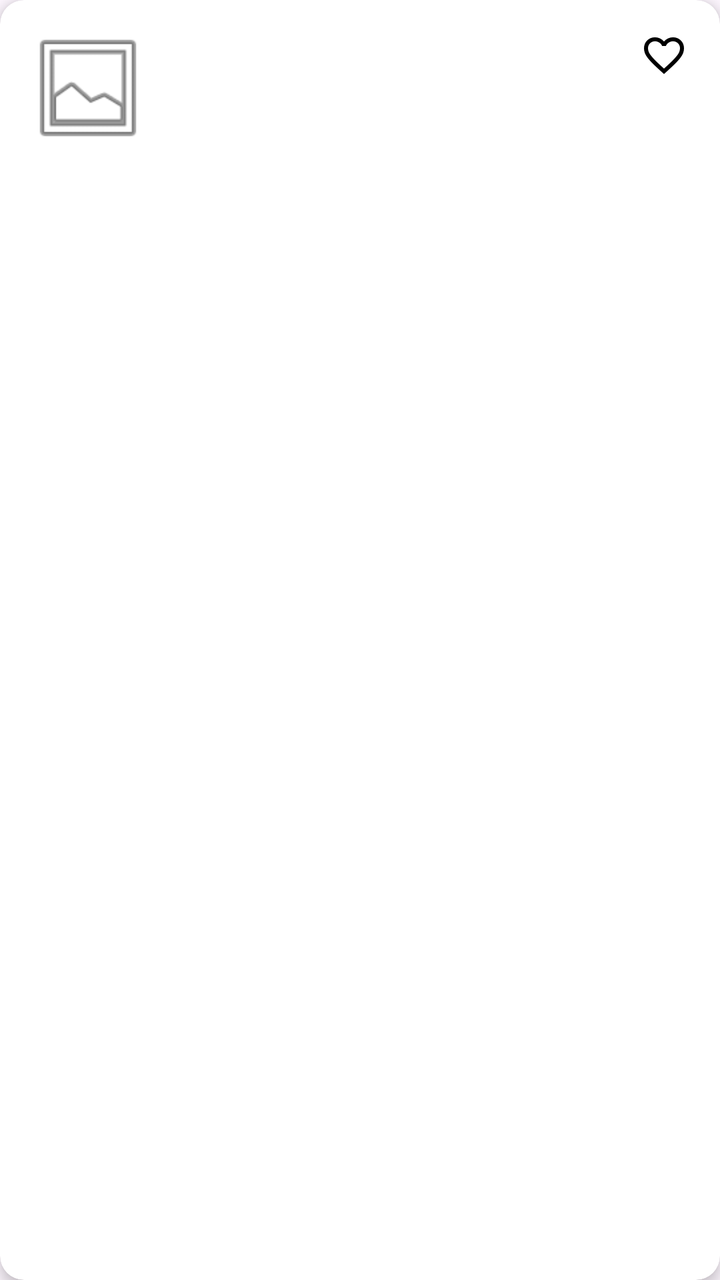
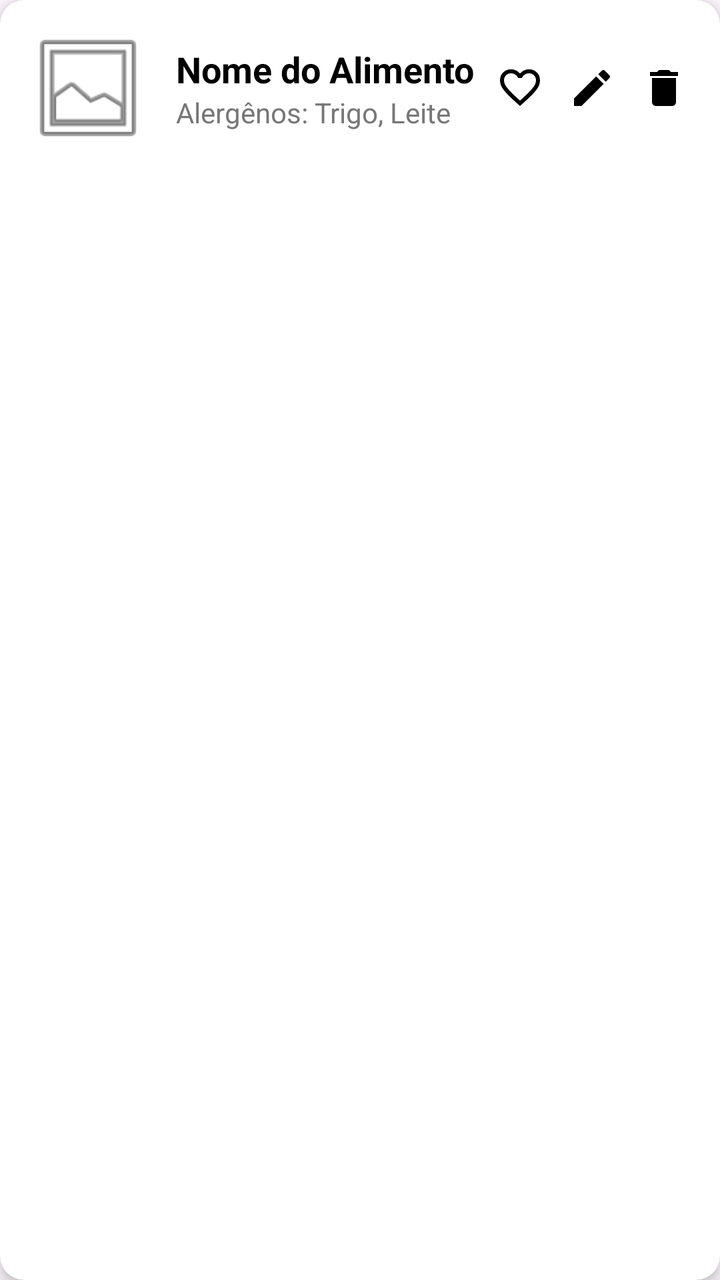

Two renders of the same Android screen: before a commit and after it. Below are the layout's source before the change and the commit's diff.
<!-- AndroidManifest.xml: application theme Theme.FoodSafe -->
<!-- res/layout/item_alimento.xml -->
<?xml version="1.0" encoding="utf-8"?>
<androidx.cardview.widget.CardView xmlns:android="http://schemas.android.com/apk/res/android"
    xmlns:card_view="http://schemas.android.com/apk/res-auto"
    android:layout_width="match_parent"
    android:layout_height="wrap_content"
    android:layout_margin="8dp"
    card_view:cardElevation="4dp"
    card_view:cardCornerRadius="12dp">

    <LinearLayout
        android:layout_width="match_parent"
        android:layout_height="wrap_content"
        android:orientation="horizontal"
        android:padding="12dp">

        <ImageView
            android:layout_width="64dp"
            android:layout_height="64dp"
            android:src="@android:drawable/ic_menu_gallery"
            android:scaleType="centerCrop" />

        <LinearLayout
            android:layout_width="0dp"
            android:layout_height="wrap_content"
            android:layout_weight="1"
            android:paddingStart="12dp"
            android:orientation="vertical">

            <TextView
                android:id="@+id/tv_alimento_nome"
                android:layout_width="wrap_content"
                android:layout_height="wrap_content"
                android:textStyle="bold"
                android:textSize="18sp"
                android:textColor="#000"/>

            <TextView
                android:id="@+id/tv_alimento_alergenos"
                android:layout_width="wrap_content"
                android:layout_height="wrap_content"
                android:textColor="#777"
                android:textSize="14sp" />
        </LinearLayout>

        <ImageView
            android:id="@+id/iv_favoritar"
            android:layout_width="32dp"
            android:layout_height="32dp"
            android:src="@drawable/ic_favorite"
            android:padding="4dp"/>
    </LinearLayout>

</androidx.cardview.widget.CardView>
<!-- resources referenced by this layout -->
<resources>
  <!-- drawable ic_favorite (drawable) -->
  <vector xmlns:android="http://schemas.android.com/apk/res/android" android:height="24dp" android:tint="#000000" android:viewportHeight="960" android:viewportWidth="960" android:width="24dp">
        
      <path android:fillColor="@android:color/white" android:pathData="M480,840L422,788Q321,697 255,631Q189,565 150,512.5Q111,460 95.5,416Q80,372 80,326Q80,232 143,169Q206,106 300,106Q352,106 399,128Q446,150 480,190Q514,150 561,128Q608,106 660,106Q754,106 817,169Q880,232 880,326Q880,372 864.5,416Q849,460 810,512.5Q771,565 705,631Q639,697 538,788L480,840ZM480,732Q576,646 638,584.5Q700,523 736,477.5Q772,432 786,396.5Q800,361 800,326Q800,266 760,226Q720,186 660,186Q613,186 573,212.5Q533,239 518,280L518,280L442,280L442,280Q427,239 387,212.5Q347,186 300,186Q240,186 200,226Q160,266 160,326Q160,361 174,396.5Q188,432 224,477.5Q260,523 322,584.5Q384,646 480,732ZM480,459Q480,459 480,459Q480,459 480,459Q480,459 480,459Q480,459 480,459Q480,459 480,459Q480,459 480,459Q480,459 480,459Q480,459 480,459L480,459L480,459L480,459Q480,459 480,459Q480,459 480,459Q480,459 480,459Q480,459 480,459Q480,459 480,459Q480,459 480,459Q480,459 480,459Q480,459 480,459Z"/>
      
  </vector>
  <style name="Theme.FoodSafe" parent="Theme.Material3.DayNight.NoActionBar">
          <item name="colorPrimary">@color/colorPrimary</item>
          <item name="colorPrimaryVariant">@color/colorPrimaryDark</item>
          <item name="colorOnPrimary">@color/colorOnPrimary</item>
  
          <item name="colorSecondary">@color/colorSecondary</item>
          <item name="colorSecondaryVariant">@color/colorAccent</item>
          <item name="colorOnSecondary">@color/colorOnSecondary</item>
  
          <item name="android:statusBarColor">?attr/colorPrimaryDark</item>
  
      </style>
  <color name="colorPrimary">#87C558</color>
  <color name="colorPrimaryDark">#388E3C</color>
  <color name="colorOnPrimary">#FFFFFF</color>
  <color name="colorSecondary">#4CAF50</color>
  <color name="colorAccent">#FFC107</color>
  <color name="colorOnSecondary">#FFFFFF</color>
</resources>

<!-- the commit's change to res/layout/item_alimento.xml (unified diff, before → after) -->
@@ -11,13 +11,13 @@
         android:layout_width="match_parent"
         android:layout_height="wrap_content"
         android:orientation="horizontal"
-        android:padding="12dp">
-
-        <ImageView
-            android:layout_width="64dp"
-            android:layout_height="64dp"
-            android:src="@android:drawable/ic_menu_gallery"
-            android:scaleType="centerCrop" />
+        android:padding="12dp"
+        android:gravity="center_vertical"> <ImageView
+        android:id="@+id/iv_alimento_imagem" android:layout_width="64dp"
+        android:layout_height="64dp"
+        android:src="@android:drawable/ic_menu_gallery"
+        android:scaleType="centerCrop"
+        android:contentDescription="Imagem do alimento"/>
 
         <LinearLayout
             android:layout_width="0dp"
@@ -30,6 +30,7 @@
                 android:id="@+id/tv_alimento_nome"
                 android:layout_width="wrap_content"
                 android:layout_height="wrap_content"
+                android:text="Nome do Alimento"
                 android:textStyle="bold"
                 android:textSize="18sp"
                 android:textColor="#000"/>
@@ -38,16 +39,41 @@
                 android:id="@+id/tv_alimento_alergenos"
                 android:layout_width="wrap_content"
                 android:layout_height="wrap_content"
+                android:text="Alergênos: Trigo, Leite"
                 android:textColor="#777"
                 android:textSize="14sp" />
         </LinearLayout>
 
-        <ImageView
-            android:id="@+id/iv_favoritar"
-            android:layout_width="32dp"
-            android:layout_height="32dp"
-            android:src="@drawable/ic_favorite"
-            android:padding="4dp"/>
+        <LinearLayout
+            android:layout_width="wrap_content"
+            android:layout_height="wrap_content"
+            android:orientation="horizontal"
+            android:gravity="center_vertical">
+
+            <ImageView
+                android:id="@+id/iv_favoritar"
+                android:layout_width="32dp"
+                android:layout_height="32dp"
+                android:src="@drawable/ic_favorite"
+                android:padding="4dp"
+                android:contentDescription="Favoritar"/>
+
+            <ImageView
+                android:id="@+id/iv_editar" android:layout_width="32dp"
+                android:layout_height="32dp"
+                android:src="@drawable/ic_edit"
+                android:padding="4dp"
+                android:layout_marginStart="4dp"
+                android:contentDescription="Editar"/>
+
+            <ImageView
+                android:id="@+id/iv_deletar" android:layout_width="32dp"
+                android:layout_height="32dp"
+                android:src="@drawable/ic_delete"
+                android:padding="4dp"
+                android:layout_marginStart="4dp"
+                android:contentDescription="Deletar"/>
+
+        </LinearLayout>
     </LinearLayout>
-
 </androidx.cardview.widget.CardView>
<!-- resource entries referenced after the edit -->
@@ -1,5 +1,17 @@
 <!-- resources referenced by this layout -->
 <resources>
+  <!-- drawable ic_delete (drawable) -->
+  <vector xmlns:android="http://schemas.android.com/apk/res/android" android:height="24dp" android:tint="#000000" android:viewportHeight="24" android:viewportWidth="24" android:width="24dp">
+        
+      <path android:fillColor="@android:color/white" android:pathData="M6,19c0,1.1 0.9,2 2,2h8c1.1,0 2,-0.9 2,-2V7H6v12zM19,4h-3.5l-1,-1h-5l-1,1H5v2h14V4z"/>
+      
+  </vector>
+  <!-- drawable ic_edit (drawable) -->
+  <vector xmlns:android="http://schemas.android.com/apk/res/android" android:height="24dp" android:tint="#000000" android:viewportHeight="24" android:viewportWidth="24" android:width="24dp">
+        
+      <path android:fillColor="@android:color/white" android:pathData="M3,17.25V21h3.75L17.81,9.94l-3.75,-3.75L3,17.25zM20.71,7.04c0.39,-0.39 0.39,-1.02 0,-1.41l-2.34,-2.34c-0.39,-0.39 -1.02,-0.39 -1.41,0l-1.83,1.83 3.75,3.75 1.83,-1.83z"/>
+      
+  </vector>
   <!-- drawable ic_favorite (drawable) -->
   <vector xmlns:android="http://schemas.android.com/apk/res/android" android:height="24dp" android:tint="#000000" android:viewportHeight="960" android:viewportWidth="960" android:width="24dp">
         
